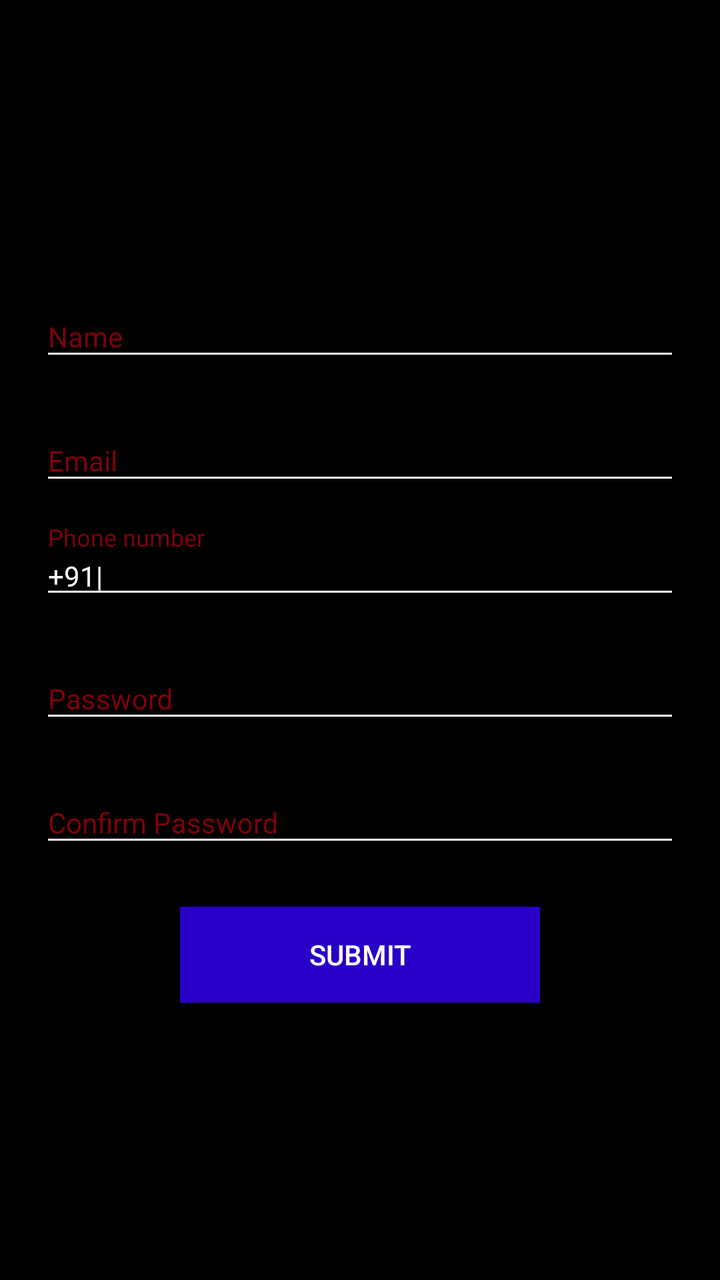
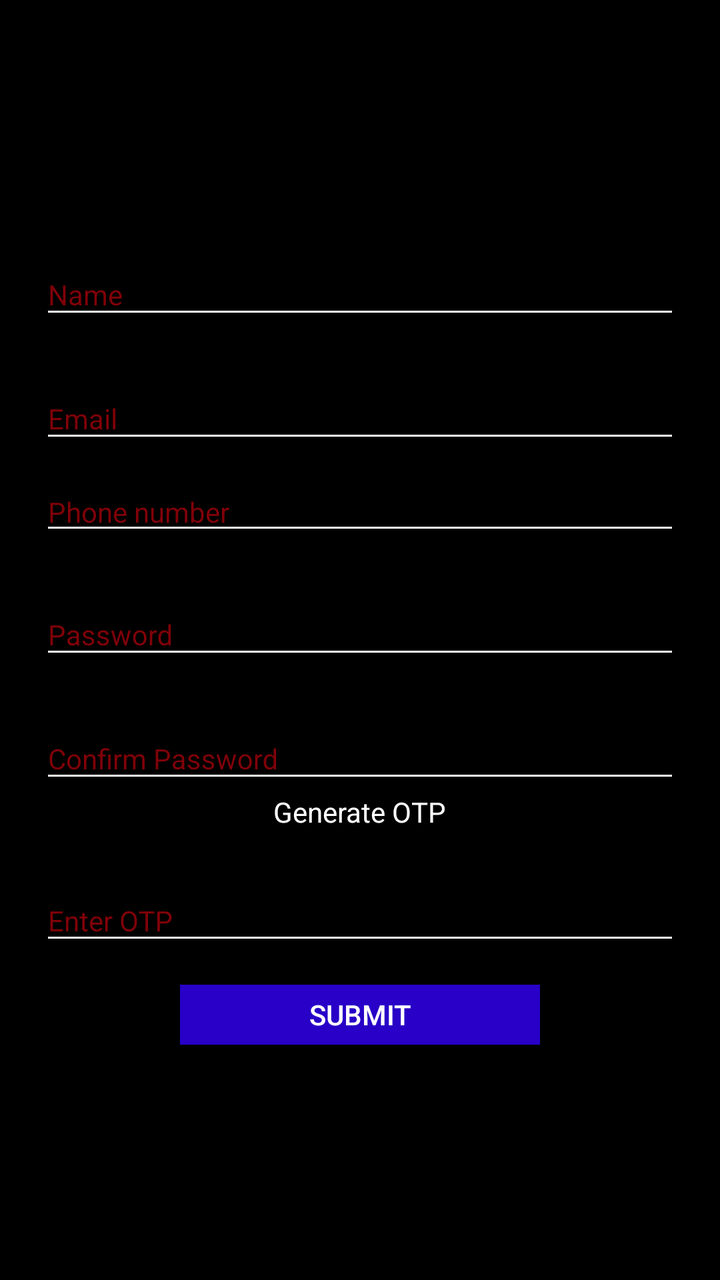

Two renders of the same Android screen: before a commit and after it. Below are the layout's source before the change and the commit's diff.
<!-- AndroidManifest.xml: application theme AppTheme -->
<!-- res/layout/signup_tab.xml -->
<?xml version="1.0" encoding="utf-8"?>
<LinearLayout xmlns:android="http://schemas.android.com/apk/res/android"
    xmlns:tools="http://schemas.android.com/tools"
    android:layout_width="match_parent"
    android:orientation="vertical"
    android:background="@color/colorAccent"
    android:layout_height="match_parent"
    android:gravity="center">

    <android.support.design.widget.TextInputLayout
        android:layout_width="match_parent"
        android:layout_height="wrap_content"
        android:theme="@style/EditTextHint">

        <android.support.design.widget.TextInputEditText
            android:id="@+id/nameEt"
            android:layout_width="match_parent"
            android:layout_height="wrap_content"
            android:layout_marginLeft="20dp"
            android:layout_marginRight="20dp"
            android:textColor="#fff"
            android:hint="Name" />
    </android.support.design.widget.TextInputLayout>

    <android.support.design.widget.TextInputLayout
        android:layout_width="match_parent"
        android:layout_height="wrap_content"
        android:layout_marginTop="15dp"
        android:theme="@style/EditTextHint">

        <android.support.design.widget.TextInputEditText
            android:id="@+id/emailEt"
            android:textColor="@color/white"
            android:layout_width="match_parent"
            android:layout_height="wrap_content"
            android:layout_marginLeft="20dp"
            android:layout_marginRight="20dp"
            android:hint="Email"
            android:inputType="textEmailAddress"/>
    </android.support.design.widget.TextInputLayout>

    <android.support.design.widget.TextInputLayout
        android:layout_width="match_parent"
        android:layout_marginTop="15dp"
        android:layout_height="wrap_content"
        android:theme="@style/EditTextHint">

        <android.support.design.widget.TextInputEditText
            android:id="@+id/phoneEt"
            android:textColor="@color/white"
            android:layout_width="match_parent"
            android:layout_height="wrap_content"
            android:hint="Phone number"
            android:text="+91|  "
            android:paddingTop="5dp"
            android:layout_marginLeft="20dp"
            android:layout_marginRight="20dp"
            android:inputType="number"/>
    </android.support.design.widget.TextInputLayout>

    <android.support.design.widget.TextInputLayout
        android:layout_width="match_parent"
        android:layout_height="wrap_content"
        android:layout_marginTop="15dp"
        android:theme="@style/EditTextHint">

        <android.support.design.widget.TextInputEditText
            android:id="@+id/password"
            android:textColor="@color/white"
            android:layout_width="match_parent"
            android:layout_height="wrap_content"
            android:hint="Password"
            android:layout_marginLeft="20dp"
            android:layout_marginRight="20dp"
            android:inputType="textPassword"/>
    </android.support.design.widget.TextInputLayout>
    <android.support.design.widget.TextInputLayout
        android:layout_width="match_parent"
        android:layout_marginTop="15dp"
        android:layout_height="wrap_content"
        android:theme="@style/EditTextHint">

        <android.support.design.widget.TextInputEditText
            android:id="@+id/cnfpassword"
            android:textColor="@color/white"
            android:layout_width="match_parent"
            android:layout_height="wrap_content"
            android:hint="Confirm Password"
            android:layout_marginLeft="20dp"
            android:layout_marginRight="20dp"
            android:inputType="textPassword"/>
    </android.support.design.widget.TextInputLayout>

    <Button
        android:layout_width="180dp"
        android:layout_height="wrap_content"
        android:text="SUBMIT"
        android:background="#2800c7"
        android:textColor="@color/white"
        android:layout_marginTop="25dp"
        android:layout_gravity="center_horizontal"
        android:id="@+id/submit"/>

</LinearLayout>
<!-- resources referenced by this layout -->
<resources>
  <color name="colorAccent">#000</color>
  <color name="white">#fff</color>
  <style name="EditTextHint" parent="TextAppearance.AppCompat">
          <item name="colorAccent">@android:color/holo_blue_dark</item>
          <item name="android:textColorHint">#800108</item>
          <item name="android:textColor">#fff</item>
          <item name="colorControlNormal">@color/white</item>
          <item name="colorControlActivated">#800108</item>
          <item name="colorControlHighlight">@color/white</item>
      </style>
  <style name="AppTheme" parent="Theme.AppCompat.Light.DarkActionBar">
          
          <item name="colorPrimary">@color/colorPrimary</item>
          <item name="colorPrimaryDark">@color/colorPrimaryDark</item>
          <item name="colorAccent">@color/colorAccent</item>
      </style>
  <color name="colorPrimary">#3F51B5</color>
  <color name="colorPrimaryDark">#303F9F</color>
</resources>

<!-- the commit's change to res/layout/signup_tab.xml (unified diff, before → after) -->
@@ -44,18 +44,30 @@
         android:layout_marginTop="15dp"
         android:layout_height="wrap_content"
         android:theme="@style/EditTextHint">
-
-        <android.support.design.widget.TextInputEditText
-            android:id="@+id/phoneEt"
-            android:textColor="@color/white"
+        <LinearLayout
             android:layout_width="match_parent"
             android:layout_height="wrap_content"
-            android:hint="Phone number"
-            android:text="+91|  "
-            android:paddingTop="5dp"
             android:layout_marginLeft="20dp"
             android:layout_marginRight="20dp"
-            android:inputType="number"/>
+            android:orientation="horizontal">
+
+            
+                
+                
+                
+                
+
+            <android.support.design.widget.TextInputEditText
+                android:id="@+id/phoneEt"
+                android:textColor="@color/white"
+                android:layout_width="match_parent"
+                android:layout_height="wrap_content"
+                android:hint="Phone number"
+                android:paddingTop="5dp"
+                />
+
+        </LinearLayout>
+
     </android.support.design.widget.TextInputLayout>
 
     <android.support.design.widget.TextInputLayout
@@ -91,14 +103,39 @@
             android:inputType="textPassword"/>
     </android.support.design.widget.TextInputLayout>
 
+    <TextView
+        android:id="@+id/clickOTP"
+        android:layout_width="wrap_content"
+        android:layout_height="wrap_content"
+        android:text="Generate OTP"
+        android:textColor="@color/white"/>
+
+
+    <android.support.design.widget.TextInputLayout
+        android:layout_width="match_parent"
+        android:layout_marginTop="15dp"
+        android:layout_height="wrap_content"
+        android:theme="@style/EditTextHint">
+
+        <android.support.design.widget.TextInputEditText
+            android:id="@+id/entOtp"
+            android:textColor="@color/white"
+            android:layout_width="match_parent"
+            android:layout_height="wrap_content"
+            android:hint="Enter OTP"
+            android:layout_marginLeft="20dp"
+            android:layout_marginRight="20dp"
+            android:inputType="textPassword"/>
+    </android.support.design.widget.TextInputLayout>
     <Button
         android:layout_width="180dp"
-        android:layout_height="wrap_content"
+        android:layout_height="30dp"
         android:text="SUBMIT"
         android:background="#2800c7"
         android:textColor="@color/white"
-        android:layout_marginTop="25dp"
+        android:layout_marginTop="15dp"
         android:layout_gravity="center_horizontal"
         android:id="@+id/submit"/>
 
+
 </LinearLayout>
